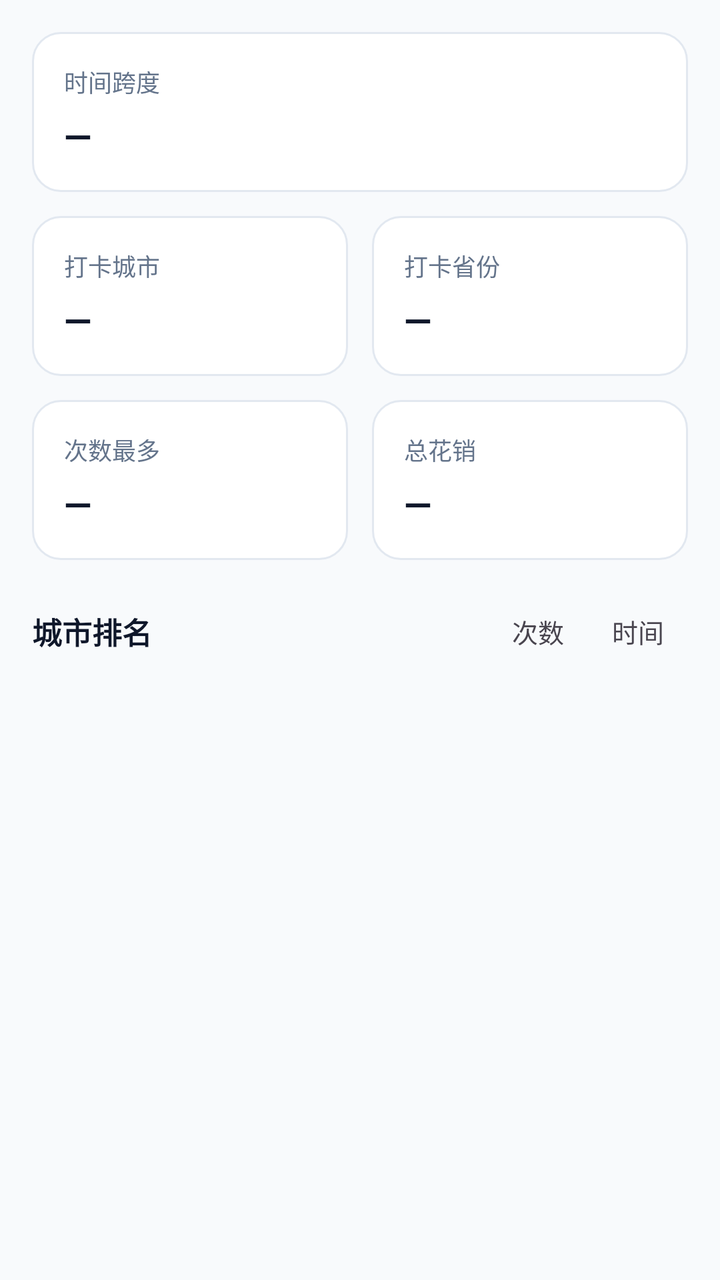
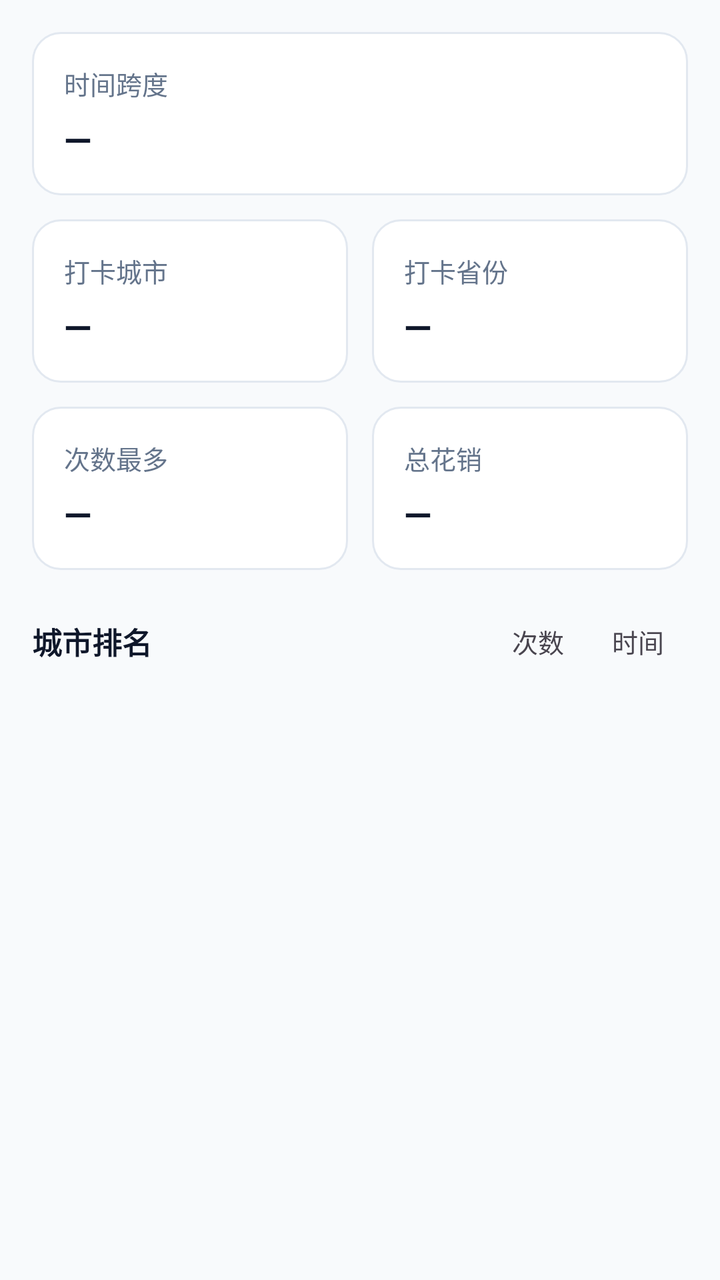

Two renders of the same Android screen: before a commit and after it. Below are the layout's source before the change and the commit's diff.
<!-- AndroidManifest.xml: application theme Theme.CityFootprint -->
<!-- res/layout/fragment_home.xml -->
<?xml version="1.0" encoding="utf-8"?>
<ScrollView xmlns:android="http://schemas.android.com/apk/res/android"
    android:layout_width="match_parent"
    android:layout_height="match_parent"
    android:background="@color/bg"
    android:fillViewport="true">

    <LinearLayout
        android:layout_width="match_parent"
        android:layout_height="wrap_content"
        android:orientation="vertical"
        android:padding="16dp">

        
        <LinearLayout
            android:layout_width="match_parent"
            android:layout_height="wrap_content"
            android:background="@drawable/bg_card"
            android:orientation="vertical"
            android:padding="16dp">

            <TextView
                style="@style/TextHomeStatLabel"
                android:text="@string/home_range" />

            <TextView
                android:id="@+id/valueRange"
                style="@style/TextHomeStatValue"
                android:text="@string/home_dash" />
        </LinearLayout>

        
        <LinearLayout
            android:layout_width="match_parent"
            android:layout_height="wrap_content"
            android:layout_marginTop="12dp"
            android:orientation="horizontal">

            <LinearLayout
                style="@style/CardHomeStat"
                android:layout_weight="1">

                <TextView
                    style="@style/TextHomeStatLabel"
                    android:text="@string/home_cities" />

                <TextView
                    android:id="@+id/valueCities"
                    style="@style/TextHomeStatValue"
                    android:text="@string/home_dash" />
            </LinearLayout>

            <LinearLayout
                style="@style/CardHomeStat"
                android:layout_marginStart="12dp"
                android:layout_weight="1">

                <TextView
                    style="@style/TextHomeStatLabel"
                    android:text="@string/home_provinces" />

                <TextView
                    android:id="@+id/valueProvinces"
                    style="@style/TextHomeStatValue"
                    android:text="@string/home_dash" />
            </LinearLayout>
        </LinearLayout>

        
        <LinearLayout
            android:layout_width="match_parent"
            android:layout_height="wrap_content"
            android:layout_marginTop="12dp"
            android:orientation="horizontal">

            <LinearLayout
                style="@style/CardHomeStat"
                android:layout_weight="1">

                <TextView
                    style="@style/TextHomeStatLabel"
                    android:text="@string/home_most" />

                <TextView
                    android:id="@+id/valueMost"
                    style="@style/TextHomeStatValue"
                    android:text="@string/home_dash" />
            </LinearLayout>

            <LinearLayout
                style="@style/CardHomeStat"
                android:layout_marginStart="12dp"
                android:layout_weight="1">

                <TextView
                    style="@style/TextHomeStatLabel"
                    android:text="@string/home_cost" />

                <TextView
                    android:id="@+id/valueCost"
                    style="@style/TextHomeStatValue"
                    android:text="@string/home_dash" />
            </LinearLayout>
        </LinearLayout>

        
        <LinearLayout
            android:layout_width="match_parent"
            android:layout_height="wrap_content"
            android:layout_marginTop="20dp"
            android:gravity="center_vertical"
            android:orientation="horizontal">

            <TextView
                android:layout_width="0dp"
                android:layout_height="wrap_content"
                android:layout_weight="1"
                android:text="@string/home_rank"
                android:textColor="@color/fg"
                android:textSize="15sp"
                android:textStyle="bold" />

            <TextView
                android:id="@+id/btnRankCount"
                android:layout_width="wrap_content"
                android:layout_height="wrap_content"
                android:background="?attr/selectableItemBackground"
                android:paddingStart="12dp"
                android:paddingTop="6dp"
                android:paddingEnd="12dp"
                android:paddingBottom="6dp"
                android:text="@string/home_rank_count"
                android:textSize="13sp" />

            <TextView
                android:id="@+id/btnRankTime"
                android:layout_width="wrap_content"
                android:layout_height="wrap_content"
                android:background="?attr/selectableItemBackground"
                android:paddingStart="12dp"
                android:paddingTop="6dp"
                android:paddingEnd="12dp"
                android:paddingBottom="6dp"
                android:text="@string/home_rank_time"
                android:textSize="13sp" />
        </LinearLayout>

        <LinearLayout
            android:id="@+id/rankContainer"
            android:layout_width="match_parent"
            android:layout_height="wrap_content"
            android:layout_marginTop="8dp"
            android:orientation="vertical" />

        <TextView
            android:id="@+id/textEmpty"
            android:layout_width="match_parent"
            android:layout_height="wrap_content"
            android:layout_marginTop="24dp"
            android:gravity="center"
            android:text="@string/home_empty"
            android:textColor="@color/text_tertiary"
            android:textSize="13sp"
            android:visibility="gone" />
    </LinearLayout>
</ScrollView>
<!-- resources referenced by this layout -->
<resources>
  <color name="bg">#F8FAFC</color>
  <color name="fg">#0F172A</color>
  <color name="text_tertiary">#94A3B8</color>
  <!-- drawable bg_card (drawable) -->
  <?xml version="1.0" encoding="utf-8"?>
  <shape xmlns:android="http://schemas.android.com/apk/res/android"
      android:shape="rectangle">
      <corners android:radius="14dp" />
      <solid android:color="@color/card" />
      <stroke
          android:width="1dp"
          android:color="@color/border" />
  </shape>
  <string name="home_cities">打卡城市</string>
  <string name="home_cost">总花销</string>
  <string name="home_dash">—</string>
  <string name="home_empty">还没有点亮任何城市，快去添加第一条足迹吧</string>
  <string name="home_most">次数最多</string>
  <string name="home_provinces">打卡省份</string>
  <string name="home_range">时间跨度</string>
  <string name="home_rank">城市排名</string>
  <string name="home_rank_count">次数</string>
  <string name="home_rank_time">时间</string>
  <style name="CardHomeStat">
          <item name="android:layout_width">0dp</item>
          <item name="android:layout_height">wrap_content</item>
          <item name="android:orientation">vertical</item>
          <item name="android:background">@drawable/bg_card</item>
          <item name="android:padding">16dp</item>
      </style>
  <style name="TextHomeStatLabel">
          <item name="android:layout_width">wrap_content</item>
          <item name="android:layout_height">wrap_content</item>
          <item name="android:textColor">@color/text_secondary</item>
          <item name="android:textSize">12sp</item>
      </style>
  <style name="TextHomeStatValue">
          <item name="android:layout_width">wrap_content</item>
          <item name="android:layout_height">wrap_content</item>
          <item name="android:layout_marginTop">6dp</item>
          <item name="android:textColor">@color/fg</item>
          <item name="android:textSize">18sp</item>
          <item name="android:textStyle">bold</item>
      </style>
  <color name="card">#FFFFFF</color>
  <color name="border">#E2E8F0</color>
  <color name="text_secondary">#64748B</color>
  <color name="accent">#2563EB</color>
  <color name="on_accent">#FFFFFF</color>
  <color name="accent_light">#EFF6FF</color>
  <color name="accent_soft_fg">#1D4ED8</color>
  <color name="muted_fg">#64748B</color>
  <color name="muted">#E2E8F0</color>
  <color name="destructive">#DC2626</color>
  <color name="window_bg_light">#FFFFFF</color>
  <style name="Widget.App.CardView" parent="Widget.Material3.CardView.Outlined">
          <item name="cardCornerRadius">14dp</item>
          <item name="cardElevation">0dp</item>
          <item name="cardBackgroundColor">@color/card</item>
          <item name="strokeColor">@color/border</item>
          <item name="strokeWidth">1dp</item>
      </style>
  <style name="Widget.App.Button" parent="Widget.Material3.Button">
          <item name="cornerRadius">999dp</item>
      </style>
  <style name="Widget.App.PopupMenu" parent="Widget.Material3.PopupMenu">
          
          <item name="android:popupBackground">@drawable/bg_popup_menu</item>
          
          <item name="dropdownListPreferredItemHeight">52dp</item>
          
          <item name="android:textAppearanceLargePopupMenu">@style/TextAppearance.App.PopupMenuItem</item>
      </style>
  <!-- drawable bg_popup_menu (drawable) -->
  <?xml version="1.0" encoding="utf-8"?>
  <inset xmlns:android="http://schemas.android.com/apk/res/android"
      android:inset="8dp">
      <shape android:shape="rectangle">
          <corners android:radius="14dp" />
          <solid android:color="@color/card" />
          <stroke
              android:width="1dp"
              android:color="@color/border" />
      </shape>
  </inset>
  <style name="TextAppearance.App.PopupMenuItem" parent="TextAppearance.Material3.BodyLarge">
          <item name="android:textColor">@color/fg</item>
          <item name="android:textSize">15sp</item>
      </style>
  <!-- unchanged entries left out for length: 1 -->
</resources>

<!-- the commit's change to res/layout/fragment_home.xml (unified diff, before → after) -->
@@ -1,5 +1,6 @@
 <?xml version="1.0" encoding="utf-8"?>
 <ScrollView xmlns:android="http://schemas.android.com/apk/res/android"
+    xmlns:app="http://schemas.android.com/apk/res-auto"
     android:layout_width="match_parent"
     android:layout_height="match_parent"
     android:background="@color/bg"
@@ -26,7 +27,11 @@
             <TextView
                 android:id="@+id/valueRange"
                 style="@style/TextHomeStatValue"
-                android:text="@string/home_dash" />
+                android:maxLines="1"
+                android:text="@string/home_dash"
+                app:autoSizeMaxTextSize="18sp"
+                app:autoSizeMinTextSize="13sp"
+                app:autoSizeTextType="uniform" />
         </LinearLayout>
 
         
@@ -84,6 +89,8 @@
                 <TextView
                     android:id="@+id/valueMost"
                     style="@style/TextHomeStatValue"
+                    android:ellipsize="end"
+                    android:maxLines="1"
                     android:text="@string/home_dash" />
             </LinearLayout>
 
<!-- resource entries referenced after the edit -->
@@ -2,7 +2,7 @@
 <resources>
   <color name="bg">#F8FAFC</color>
   <color name="fg">#0F172A</color>
-  <color name="text_tertiary">#94A3B8</color>
+  <color name="text_tertiary">#64748B</color>
   <!-- drawable bg_card (drawable) -->
   <?xml version="1.0" encoding="utf-8"?>
   <shape xmlns:android="http://schemas.android.com/apk/res/android"
@@ -34,7 +34,7 @@
           <item name="android:layout_width">wrap_content</item>
           <item name="android:layout_height">wrap_content</item>
           <item name="android:textColor">@color/text_secondary</item>
-          <item name="android:textSize">12sp</item>
+          <item name="android:textSize">13sp</item>
       </style>
   <style name="TextHomeStatValue">
           <item name="android:layout_width">wrap_content</item>
